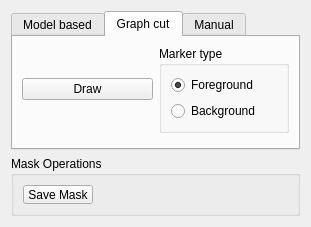
First picture: the form in Applications/Viewer/OrganSegmentationModule/OrganSegmentationWidget.ui, repository JanKolomaznik/MedV4D, before the edit.
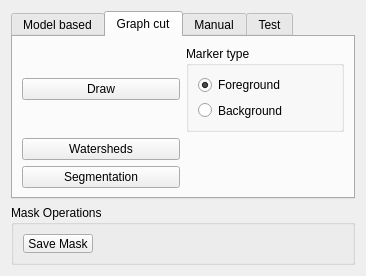
Second picture: the form after the edit. The open tabs and pages were chosen to show the change. Custom widgets are drawn as their Qt base class.

The edit to the form file:
```diff
--- a/Applications/Viewer/OrganSegmentationModule/OrganSegmentationWidget.ui
+++ b/Applications/Viewer/OrganSegmentationModule/OrganSegmentationWidget.ui
@@ -6,8 +6,8 @@
    <rect>
     <x>0</x>
     <y>0</y>
-    <width>311</width>
-    <height>227</height>
+    <width>366</width>
+    <height>276</height>
    </rect>
   </property>
   <property name="minimumSize">
@@ -22,6 +22,9 @@
   <layout class="QGridLayout" name="gridLayout_3">
    <item row="0" column="0">
     <widget class="QTabWidget" name="tabWidget">
+     <property name="enabled">
+      <bool>true</bool>
+     </property>
      <property name="currentIndex">
       <number>2</number>
      </property>
@@ -87,15 +90,18 @@
        <string>Graph cut</string>
       </attribute>
       <layout class="QGridLayout" name="gridLayout_2">
-       <item row="0" column="0">
-        <widget class="QPushButton" name="pushButton_7">
-         <property name="text">
-          <string>Draw</string>
+       <item row="3" column="1">
+        <spacer name="verticalSpacer_2">
+         <property name="orientation">
+          <enum>Qt::Vertical</enum>
          </property>
-         <property name="checkable">
-          <bool>true</bool>
+         <property name="sizeHint" stdset="0">
+          <size>
+           <width>20</width>
+           <height>40</height>
+          </size>
          </property>
-        </widget>
+        </spacer>
        </item>
        <item row="0" column="1">
         <widget class="QGroupBox" name="groupBox">
@@ -123,18 +129,29 @@
          </layout>
         </widget>
        </item>
-       <item row="1" column="1">
-        <spacer name="verticalSpacer_2">
-         <property name="orientation">
-          <enum>Qt::Vertical</enum>
+       <item row="0" column="0">
+        <widget class="QPushButton" name="pushButton_7">
+         <property name="text">
+          <string>Draw</string>
          </property>
-         <property name="sizeHint" stdset="0">
-          <size>
-           <width>20</width>
-           <height>40</height>
-          </size>
+         <property name="checkable">
+          <bool>true</bool>
          </property>
-        </spacer>
+        </widget>
+       </item>
+       <item row="1" column="0">
+        <widget class="QPushButton" name="buttonComputeWatersheds">
+         <property name="text">
+          <string>Watersheds</string>
+         </property>
+        </widget>
+       </item>
+       <item row="2" column="0">
+        <widget class="QPushButton" name="buttonRunSegmentation">
+         <property name="text">
+          <string>Segmentation</string>
+         </property>
+        </widget>
        </item>
       </layout>
      </widget>
@@ -199,6 +216,11 @@
        </item>
       </layout>
      </widget>
+     <widget class="QWidget" name="tab_4">
+      <attribute name="title">
+       <string>Test</string>
+      </attribute>
+     </widget>
     </widget>
    </item>
    <item row="1" column="0">
```
Left out of the diff: 35 changed lines with no effect on the pictures.
